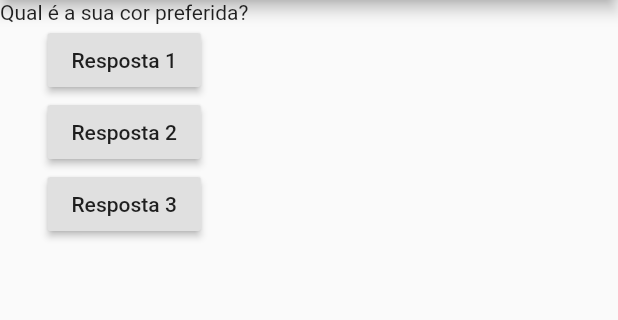
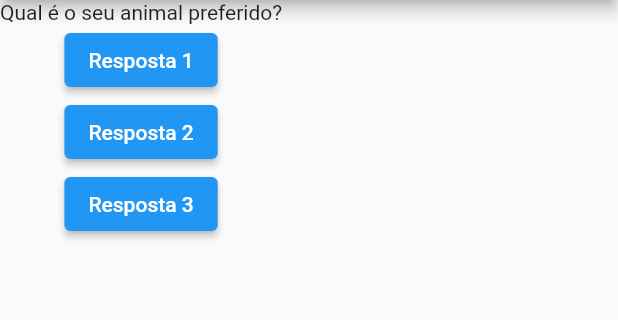
Before and after one commit to lucas55i/projeto_perguntas_flutter, a Flutter app: the screen it shows after launch, after a tap on "Resposta 1", on a phone screen of 412 x 824 dp, the part 84-404 px from its top. Run offline on Flutter 3.47's test engine with Material 2 defaults, Android fonts, the phone set to English and light mode, and no system bars.

Commit message:
Upde code

```diff
--- a/lib/main.dart
+++ b/lib/main.dart
@@ -4,12 +4,13 @@ main() {
   runApp(new PerguntaApp());
 }
 
-class PerguntaApp extends StatelessWidget {
-
+class PerguntaAppState extends State<PerguntaApp> {
   var perguntaSelecionada = 0;
 
-  void responder(){
-    perguntaSelecionada++;
+  void responder() {
+    setState(() {
+      perguntaSelecionada++;
+    });
     print(perguntaSelecionada);
   }
 
@@ -22,25 +23,32 @@ class PerguntaApp extends StatelessWidget {
     return MaterialApp(
       home: Scaffold(
           appBar: AppBar(
-            title: Text('Perguntas'),
+            title: const Text('Perguntas'),
           ),
           body: Column(
             children: [
               Text(perguntas[perguntaSelecionada]),
-              RaisedButton(
-                child: Text('Resposta 1'),
+              ElevatedButton(
                 onPressed: responder,
+                child: const Text('Resposta 1'),
               ),
-              RaisedButton(
-                child: Text('Resposta 2'),
+              ElevatedButton(
                 onPressed: responder,
+                child: const Text('Resposta 2'),
               ),
-              RaisedButton(
-                child: Text('Resposta 3'),
+              ElevatedButton(
                 onPressed: responder,
+                child: const Text('Resposta 3'),
               )
             ],
           )),
     );
   }
 }
+
+class PerguntaApp extends StatefulWidget {
+  @override
+  PerguntaAppState createState() {
+    return PerguntaAppState();
+  }
+}
```
